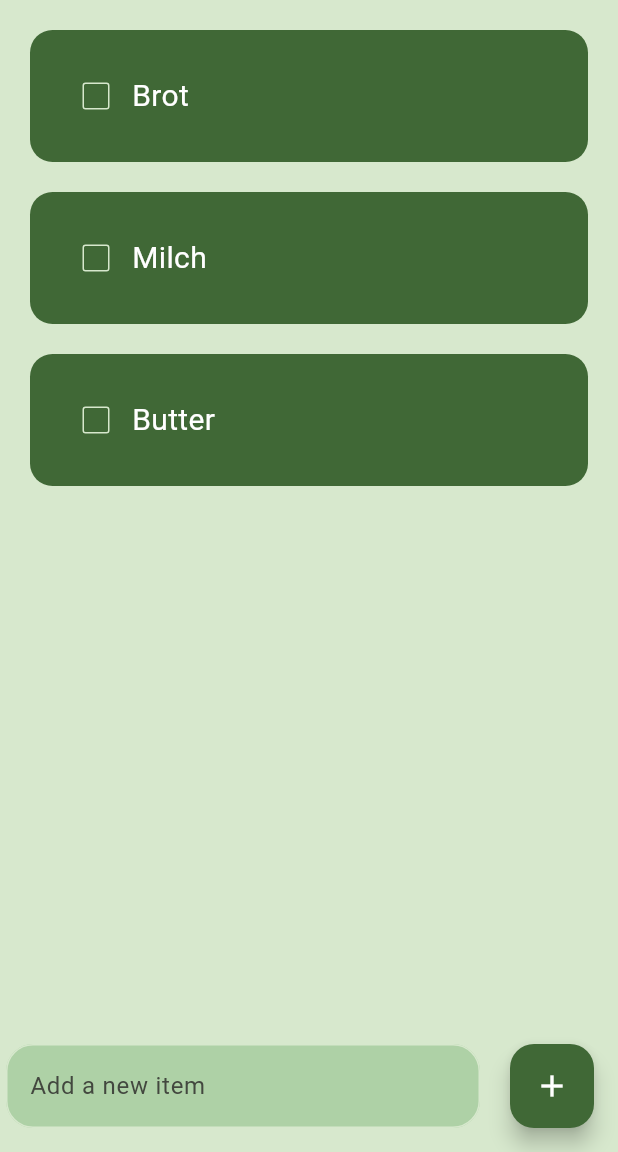
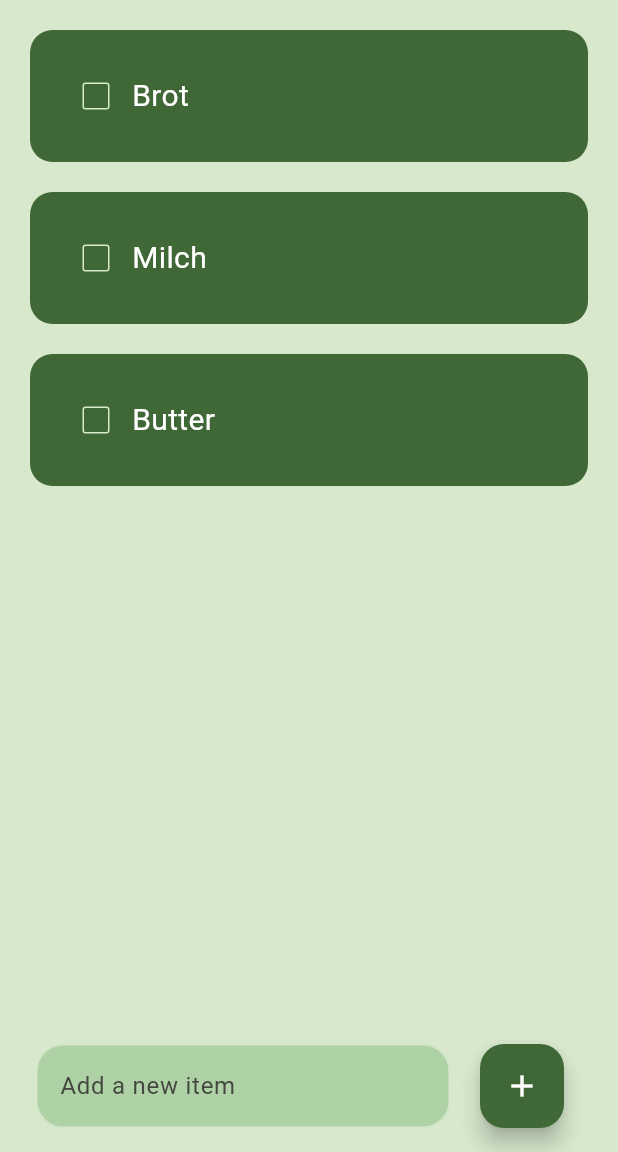
Before and after one commit to petra1/shopping_list, a Flutter app: the screen it shows after launch, on a phone screen of 412 x 824 dp, the part 84-1236 px from its top. Run offline on Flutter 3.47's test engine with Material 3 defaults, Android fonts, the phone set to English and light mode, and no system bars; drawn by our look-alikes of flutter_slidable.

Commit message:
Finished App but without accessibility

```diff
--- a/lib/pages/home_page.dart
+++ b/lib/pages/home_page.dart
@@ -30,6 +30,13 @@ final _controller = TextEditingController();
     });
   }
 
+  void deleteTask(int index) {
+    setState(() {
+      shoppingList.removeAt(index);
+    });
+
+  }
+
   @override
   Widget build(BuildContext context) {
     return Scaffold(
@@ -49,10 +56,13 @@ final _controller = TextEditingController();
             taskName: shoppingList[index][0],
             taskCompleted: shoppingList[index][1],
             onChanged: (value) => checkoxChanged(index),
+           deleteFunction: (contex) => deleteTask(index),
           );
         },
       ),
-      floatingActionButton: Row(
+      floatingActionButton: Padding(
+        padding: const EdgeInsets.symmetric(horizontal: 20),
+        child: Row(
           children: [
             Expanded(
               child: Padding(
@@ -60,7 +70,7 @@ final _controller = TextEditingController();
                 child: TextField(
                   controller:  _controller ,
                   decoration: InputDecoration(
-                  label:  Text('Add a new item'),
+                    hintText:  'Add a new item',
                     filled: true,
                     fillColor: Color.fromARGB(50, 4, 117, 4),
                     enabledBorder: OutlineInputBorder(
@@ -90,6 +100,7 @@ final _controller = TextEditingController();
             ),
           ],
         ),
+      ),
     );
   }
 }
--- a/lib/utils/shopping_list.dart
+++ b/lib/utils/shopping_list.dart
@@ -6,20 +6,30 @@ class ShoppingList extends StatelessWidget {
     super.key,
     required this.taskName,
     required this.taskCompleted,
-    this.onChanged,
+    required this.onChanged,
+    required this.deleteFunction,
   });
   final String taskName;
   bool taskCompleted;
   final Function(bool?)? onChanged;
+  final Function(BuildContext)? deleteFunction;
 
   @override
   Widget build(BuildContext context) {
     return Padding(
-      padding: const EdgeInsets.only(
-        top: 20,
-        left: 20,
-        right: 20,
-        bottom: 0),
+      padding: const EdgeInsets.only(top: 20, left: 20, right: 20, bottom: 0),
+      child: Slidable(
+        endActionPane: ActionPane(
+          motion: const StretchMotion(),
+          children: [
+            SlidableAction(
+              onPressed: deleteFunction,
+              icon: Icons.delete,
+              borderRadius: BorderRadius.circular(15),
+
+
+              )
+          ],),
         child: Container(
           padding: const EdgeInsets.all(20),
           decoration: BoxDecoration(
@@ -52,6 +62,7 @@ class ShoppingList extends StatelessWidget {
             ],
           ),
         ),
-      );
+      ),
+    );
   }
 }
```
Lines whose indentation alone changed are shown as unchanged.
